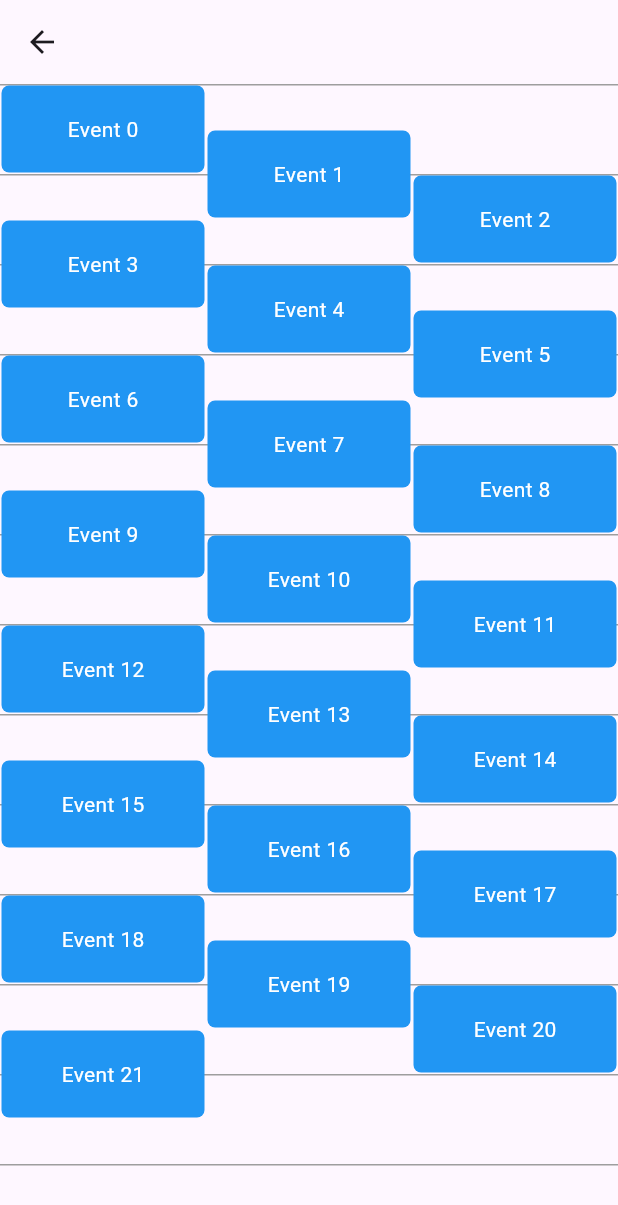
After one commit to Leonamin/shrew_kit, a Flutter app: the SchedulingView screen opened by its route, after a tap on "calendar_algorithm", on a phone screen of 412 x 824 dp. The commit adds this screen. Shown: the top 1205 px of the screen. Run offline on Flutter 3.47's test engine with Material 2 defaults, Android fonts, the phone set to English and light mode, and no system bars; our stand-ins replace calendar_view, flutter_svg, go_router, logger, table_calendar; missing offline and left inert: calendar_day_view, flutter_week_view.

Commit message:
# ADD - 캘린더 알고리즘 뷰

```diff
--- a/lib/common/config/router.dart
+++ b/lib/common/config/router.dart
@@ -10,6 +10,7 @@ import 'package:shrew_kit/view/cube_transition/cube_shrew_view.dart';
 import 'package:shrew_kit/view/home/home_view.dart';
 import 'package:shrew_kit/view/jump_page/jump_page_view.dart';
 import 'package:shrew_kit/view/neo/neo_view.dart';
+import 'package:shrew_kit/view/scheduling/custom/calendar_algorithm_view.dart';
 import 'package:shrew_kit/view/scheduling/custom/custom_scheduling_view.dart';
 import 'package:shrew_kit/view/scheduling/libs/lib_calendar_day_view.dart';
 import 'package:shrew_kit/view/scheduling/libs/lib_calendar_view.dart';
@@ -94,6 +95,11 @@ final router = GoRouter(
               builder: (context, state) => const CustomSchedulingView(),
             ),
             GoRoute(
+              path: SchedulingRoutes.calendarAlgorithm.path,
+              name: SchedulingRoutes.calendarAlgorithm.name,
+              builder: (context, state) => const CalendarAlgorithmView(),
+            ),
+            GoRoute(
               path: SchedulingRoutes.calendarDayView.path,
               name: SchedulingRoutes.calendarDayView.name,
               builder: (context, state) => const LibCalendarDayView(),
--- a/lib/common/config/routes.dart
+++ b/lib/common/config/routes.dart
@@ -15,6 +15,7 @@ enum ShrewRoutes {
 
 enum SchedulingRoutes {
   custom,
+  calendarAlgorithm,
   flutterWeekView,
   tableCalendar,
   calendarView,
@@ -89,6 +90,8 @@ extension SchedulingRoutesExt on SchedulingRoutes {
       // all case
       case SchedulingRoutes.custom:
         return 'custom';
+      case SchedulingRoutes.calendarAlgorithm:
+        return 'calendar_algorithm';
       case SchedulingRoutes.flutterWeekView:
         return 'flutter_week_view';
       case SchedulingRoutes.tableCalendar:
@@ -105,6 +108,8 @@ extension SchedulingRoutesExt on SchedulingRoutes {
       // all case
       case SchedulingRoutes.custom:
         return 'custom';
+      case SchedulingRoutes.calendarAlgorithm:
+        return 'calendar_algorithm';
       case SchedulingRoutes.flutterWeekView:
         return 'flutter_week_view';
       case SchedulingRoutes.tableCalendar:
--- /dev/null
+++ b/lib/view/scheduling/component/calendar_event.dart
@@ -0,0 +1,14 @@
+class CalendarEvent {
+  final String title;
+  final DateTime start;
+  final DateTime end;
+  double left;
+  double right;
+
+  CalendarEvent(this.title, this.start, this.end,
+      {this.left = 0, this.right = 1});
+
+  bool collidesWith(CalendarEvent other) {
+    return !(start.isAfter(other.end) || end.isBefore(other.start));
+  }
+}
--- /dev/null
+++ b/lib/view/scheduling/component/event_layout.dart
@@ -0,0 +1,144 @@
+import 'package:flutter/material.dart';
+import 'package:shrew_kit/util/date_time_ext.dart';
+import 'package:shrew_kit/view/scheduling/component/calendar_event.dart';
+
+class EventLayout extends StatefulWidget {
+  const EventLayout({super.key});
+
+  @override
+  State<EventLayout> createState() => _EventLayoutState();
+}
+
+class _EventLayoutState extends State<EventLayout> {
+  final defaultHeight = 60.0;
+  final _todayStart = DateTimeExt.getToday();
+  final List<DateTime> _testDateTime = [];
+  final List<CalendarEvent> events = [];
+
+  @override
+  void initState() {
+    super.initState();
+    for (var i = 0; i < 22; i++) {
+      _testDateTime.add(_todayStart.add(Duration(minutes: i * 30)));
+    }
+    for (var i = 0; i < _testDateTime.length; i++) {
+      events.add(CalendarEvent(
+        'Event $i',
+        _testDateTime[i],
+        _testDateTime[i].add(const Duration(hours: 1)),
+      ));
+    }
+  }
+
+  @override
+  Widget build(BuildContext context) {
+    layoutEvents(events);
+
+    return SingleChildScrollView(
+      child: SizedBox(
+        height: defaultHeight * 24,
+        child: Stack(
+          children: [
+            // 1 시간 단위로 표시선 작성
+            ...List.generate(
+              24,
+              (index) => Positioned(
+                top: index * defaultHeight,
+                left: 0,
+                right: 0,
+                child: Container(
+                  height: 1,
+                  color: Colors.grey,
+                ),
+              ),
+            ),
+            ...events.map<Widget>((e) {
+              return Positioned(
+                top: e.start.hour * defaultHeight +
+                    e.start.minute / 60 * defaultHeight,
+                left: e.left * MediaQuery.of(context).size.width,
+                right: (1 - e.right) * MediaQuery.of(context).size.width,
+                child: Container(
+                  height: defaultHeight, // You can adjust the height as needed
+                  padding: const EdgeInsets.all(1.0),
+                  child: Container(
+                    decoration: BoxDecoration(
+                      color: Colors.blue,
+                      borderRadius: BorderRadius.circular(5),
+                    ),
+                    child: Center(
+                      child: Text(
+                        e.title,
+                        style: TextStyle(color: Colors.white),
+                      ),
+                    ),
+                  ),
+                ),
+              );
+            }).toList()
+          ],
+        ),
+      ),
+    );
+  }
+
+  void layoutEvents(List<CalendarEvent> events) {
+    var columns = <List<CalendarEvent>>[];
+    DateTime? lastEventEnding;
+    for (var ev in events
+      ..sort((a, b) => a.start.compareTo(b.start) == 0
+          ? a.end.compareTo(b.end)
+          : a.start.compareTo(b.start))) {
+      if (ev.start
+          .isAfter(lastEventEnding ?? DateTime.fromMicrosecondsSinceEpoch(0))) {
+        packEvents(columns);
+        columns.clear();
+        lastEventEnding = null;
+      }
+      bool placed = false;
+      for (var col in columns) {
+        if (!col.last.collidesWith(ev)) {
+          col.add(ev);
+          placed = true;
+          break;
+        }
+      }
+      if (!placed) {
+        columns.add(<CalendarEvent>[ev]);
+      }
+      if (lastEventEnding == null || ev.end.isAfter(lastEventEnding)) {
+        lastEventEnding = ev.end;
+      }
+    }
+    if (columns.isNotEmpty) {
+      packEvents(columns);
+    }
+  }
+
+  void packEvents(List<List<CalendarEvent>> columns) {
+    var numColumns = columns.length.toDouble();
+    var iColumn = 0;
+    for (var col in columns) {
+      for (var ev in col) {
+        var colSpan = expandEvent(ev, iColumn, columns);
+        ev.left = iColumn / numColumns;
+        ev.right = (iColumn + colSpan) / numColumns;
+      }
+      iColumn++;
+    }
+  }
+
+  int expandEvent(
+      CalendarEvent ev, int iColumn, List<List<CalendarEvent>> columns) {
+    var colSpan = 1;
+    for (var col in columns.skip(iColumn + 1)) {
+      for (var ev1 in col) {
+        if (ev1.collidesWith(ev)) {
+          return colSpan;
+        }
+      }
+      colSpan++;
+    }
+    return colSpan;
+  }
+}
--- /dev/null
+++ b/lib/view/scheduling/custom/calendar_algorithm_view.dart
@@ -0,0 +1,14 @@
+import 'package:flutter/material.dart';
+import 'package:shrew_kit/view/scheduling/component/event_layout.dart';
+
+class CalendarAlgorithmView extends StatelessWidget {
+  const CalendarAlgorithmView({super.key});
+
+  @override
+  Widget build(BuildContext context) {
+    return Scaffold(
+      appBar: AppBar(),
+      body: const EventLayout(),
+    );
+  }
+}
```
